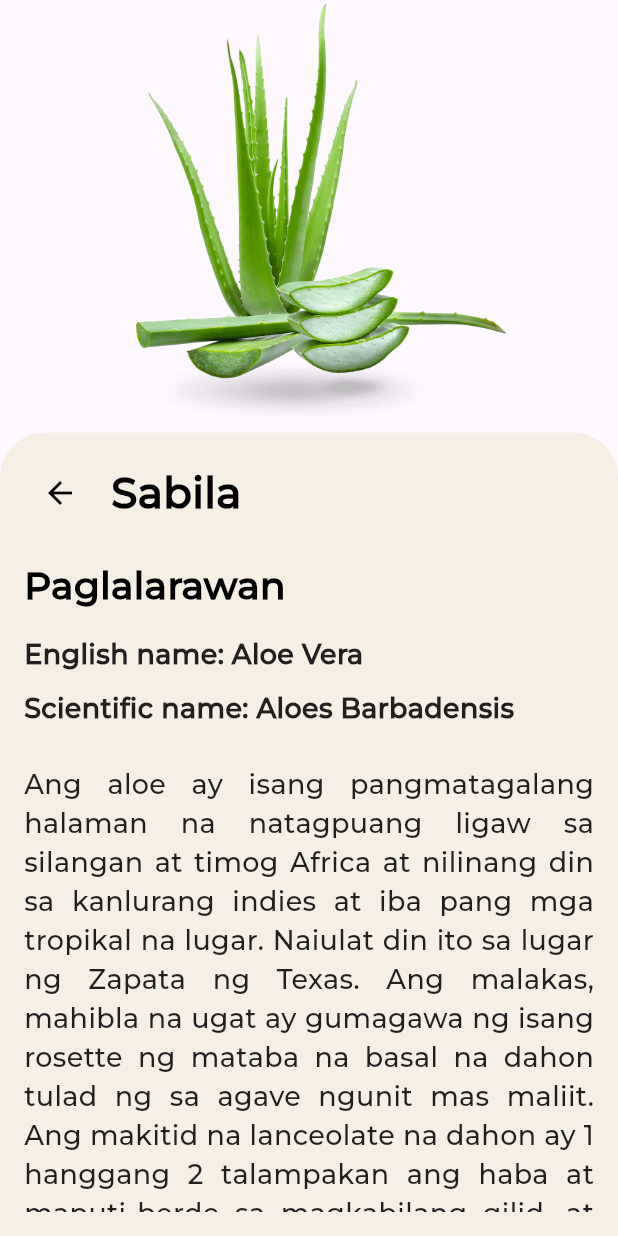
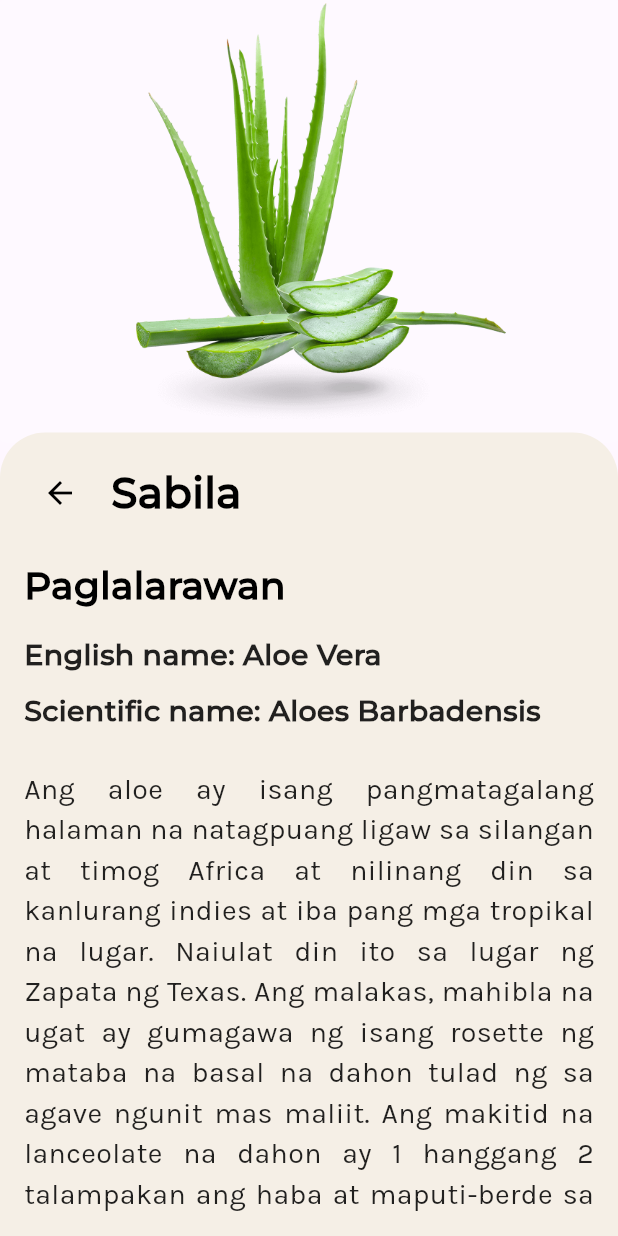
Before and after one commit to AmbherChris/gg-app-to-edit, a Flutter app: the PlantScreen screen opened directly with sample values from the repository, on a phone screen of 412 x 824 dp. Run offline on Flutter 3.47's test engine with Material 3 defaults, Android fonts, the phone set to English and light mode, and no system bars; our stand-ins replace connectivity_plus, flutter_svg, hive, hive_flutter, image_picker, shared_preferences and 1 more; missing offline and left inert: tflite_v2; accounts and stored records are empty; project files that could hold a hidden picture were left out.

Commit message:
change contetnt fonts to Karla and adjust some titles

```diff
--- a/lib/screens/plant_screen.dart
+++ b/lib/screens/plant_screen.dart
@@ -200,7 +200,7 @@ class _PlantScreenState extends State<PlantScreen> {
                                         ? 'Tagalog name: ${widget.plant.tag_name}'
                                         : 'English name: ${widget.plant.eng_name}',
                                     style: TextStyle(
-                                      fontSize: 18,
+                                      fontSize: 19,
                                       fontFamily: 'Montserrat',
                                       fontWeight: FontWeight.bold,
                                       color: Colors.black87,
@@ -210,7 +210,7 @@ class _PlantScreenState extends State<PlantScreen> {
                                   Text(
                                     'Scientific name: ${widget.plant.sci_name}',
                                     style: TextStyle(
-                                      fontSize: 18,
+                                      fontSize: 19,
                                       fontFamily: 'Montserrat',
                                       fontWeight: FontWeight.bold,
                                       color: Colors.black87,
@@ -220,8 +220,8 @@ class _PlantScreenState extends State<PlantScreen> {
                                   Text(
                                     getTextContent(),
                                     style: TextStyle(
-                                      fontSize: 18,
-                                      fontFamily: 'Montserrat',
+                                      fontSize: 19,
+                                      fontFamily: 'Karla',
                                       color: Colors.black87,
                                     ),
                                     textAlign: TextAlign.justify,
@@ -236,8 +236,8 @@ class _PlantScreenState extends State<PlantScreen> {
                                   Text(
                                     getTextContent(),
                                     style: TextStyle(
-                                      fontSize: 18,
-                                      fontFamily: 'Montserrat',
+                                      fontSize: 19,
+                                      fontFamily: 'Karla',
                                       color: Colors.black87,
                                     ),
                                     textAlign: TextAlign.justify,
@@ -258,8 +258,8 @@ class _PlantScreenState extends State<PlantScreen> {
                                   Text(
                                     getBenefits(),
                                     style: TextStyle(
-                                      fontSize: 18,
-                                      fontFamily: 'Montserrat',
+                                      fontSize: 19,
+                                      fontFamily: 'Karla',
                                       color: Colors.black87,
                                     ),
                                     textAlign: TextAlign.justify,
@@ -279,8 +279,8 @@ class _PlantScreenState extends State<PlantScreen> {
                                   Text(
                                     getTextContent(),
                                     style: TextStyle(
-                                      fontSize: 18,
-                                      fontFamily: 'Montserrat',
+                                      fontSize: 19,
+                                      fontFamily: 'Karla',
                                       color: Colors.black87,
                                     ),
                                     textAlign: TextAlign.justify,
@@ -318,7 +318,7 @@ class _PlantScreenState extends State<PlantScreen> {
                                                 : 'Mga Paggamit at Benepisyo',
                                             style: TextStyle(
                                               fontFamily: 'Karla',
-                                              fontSize: 19,
+                                              fontSize: 20,
                                               fontWeight: FontWeight.w500,
                                             ),
                                             textAlign: TextAlign
@@ -352,8 +352,8 @@ class _PlantScreenState extends State<PlantScreen> {
                                               ? 'Process'
                                               : 'Proseso',
                                           style: TextStyle(
-                                            fontFamily: 'Karla',
-                                            fontSize: 19,
+                                            fontFamily: 'Montserrat',
+                                            fontSize: 20,
                                             fontWeight: FontWeight.w500,
                                           ),
                                           textAlign: TextAlign
@@ -384,8 +384,8 @@ class _PlantScreenState extends State<PlantScreen> {
                                     ? 'Note: While GreenGem offers information on the potential health benefits of herbal plants, it is not a substitute for professional medical advice. Please consult healthcare professionals before using herbal remedies, especially if you have existing medical conditions or are taking medications.'
                                     : 'Tandaan: Habang nag-aalok ang GreenGem ng impormasyon tungkol sa mga potensyal na benepisyo sa kalusugan ng mga halamang halaman, hindi ito kapalit ng propesyonal na payong medikal. Mangyaring kumunsulta sa mga propesyonal sa pangangalagang pangkalusugan bago gumamit ng mga herbal na remedyo, lalo na kung mayroon kang mga kondisyong medikal o umiinom ng mga gamot.',
                                 style: TextStyle(
-                                  fontSize: 14,
-                                  fontFamily: 'Montserrat',
+                                  fontSize: 16,
+                                  fontFamily: 'Karla',
                                   color: Colors.black54,
                                 ),
                                 textAlign: TextAlign.justify,
```
Also changed, not shown: lib/screens/settings_screen.dart (+38 -16 lines), lib/screens/splash_screen.dart (+8 -8 lines), pubspec.lock.
